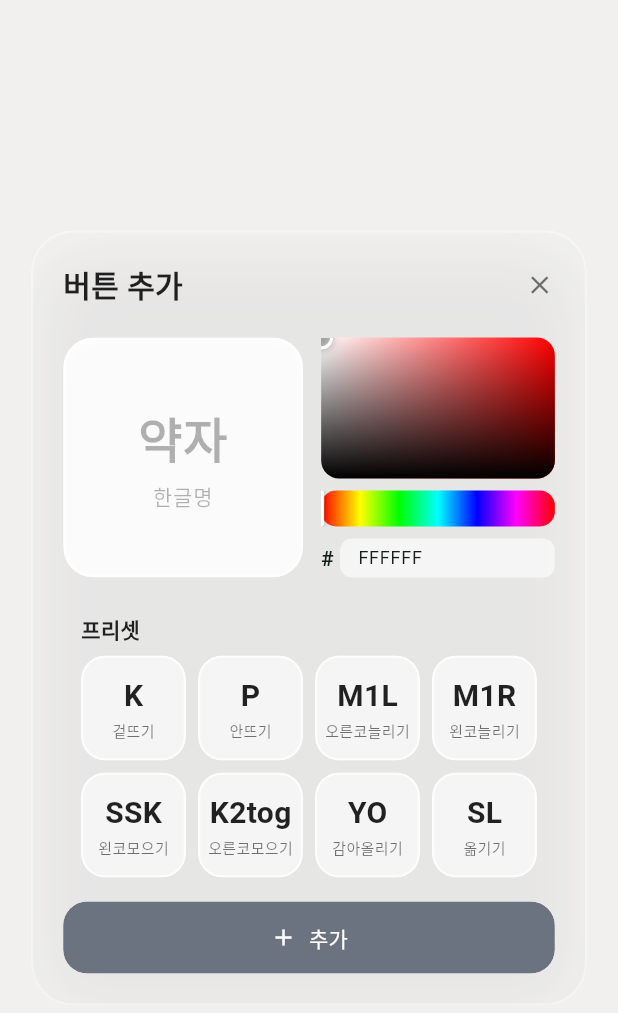
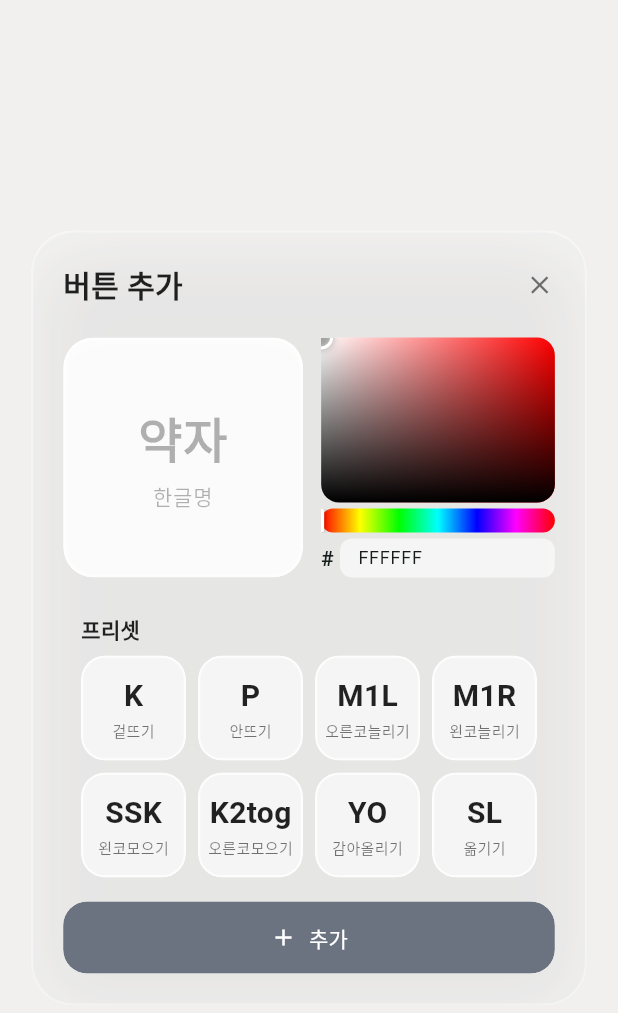
Before and after one commit to pgg94a-afk/SpringyKnitting, a Flutter app: the AddButtonDialog widget shown alone on an empty page, opened directly with empty values, on a phone screen of 412 x 824 dp. Shown: the top 1013 px of the screen. Run offline on Flutter 3.47's test engine with Material 3 defaults, Android fonts, the phone set to English and light mode, and no system bars; our stand-ins replace youtube_player_iframe; Roboto replaces fonts that are missing (Pretendard).

Commit message:
size fix

```diff
--- a/lib/widgets/add_button_dialog.dart
+++ b/lib/widgets/add_button_dialog.dart
@@ -315,7 +315,7 @@ class _AddButtonDialogState extends State<AddButtonDialog> {
             child: LayoutBuilder(
               builder: (context, constraints) {
                 final width = constraints.maxWidth;
-                const svHeight = 94.0;
+                const svHeight = 110.0;
                 return Column(
                   children: [
                     // Saturation-Value 그리드
@@ -384,7 +384,7 @@ class _AddButtonDialogState extends State<AddButtonDialog> {
                         ),
                       ),
                     ),
-                    const SizedBox(height: 8),
+                    const SizedBox(height: 4),
                     // Hue 바 (가로)
                     GestureDetector(
                       onPanDown: (details) {
@@ -394,7 +394,7 @@ class _AddButtonDialogState extends State<AddButtonDialog> {
                         _updateHue(details.localPosition.dx, width);
                       },
                       child: Container(
-                        height: 24,
+                        height: 16,
                         decoration: BoxDecoration(
                           borderRadius: BorderRadius.circular(10),
                           gradient: const LinearGradient(
@@ -433,7 +433,7 @@ class _AddButtonDialogState extends State<AddButtonDialog> {
                         ),
                       ),
                     ),
-                    const SizedBox(height: 8),
+                    const SizedBox(height: 4),
                     // HEX 입력
                     Row(
                       children: [
```
